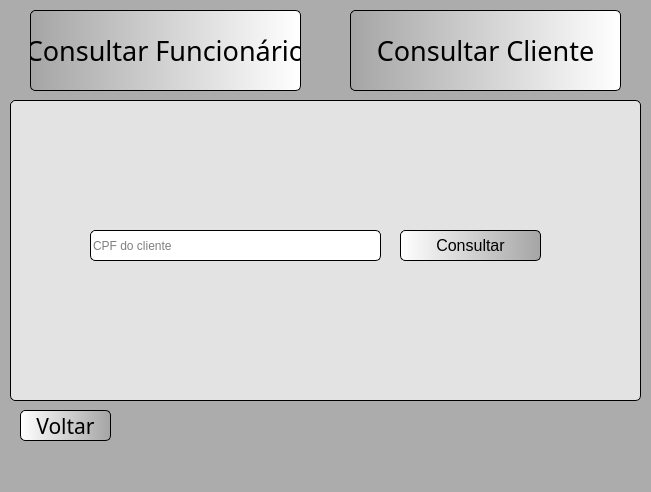
Qt form telaConsultaUsuario.ui (MatBorges/LoCar) before a commit.
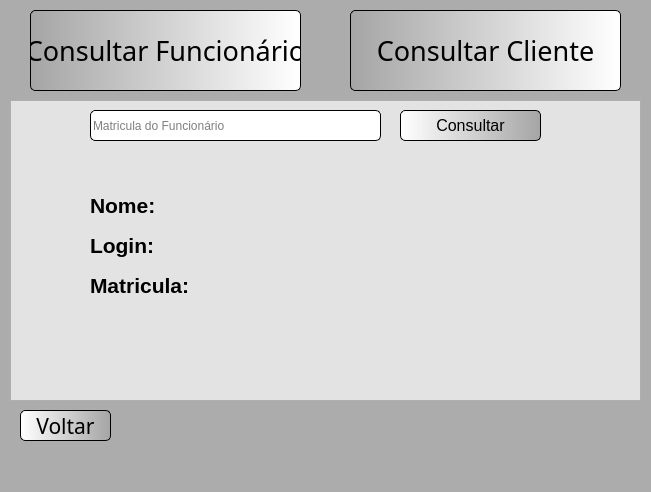
The same form after that commit. Icons and pictures are not drawn.

Commit message: Consulta Funcionário OK

```diff
--- a/telaConsultaUsuario.ui
+++ b/telaConsultaUsuario.ui
@@ -153,10 +153,7 @@
     </property>
     <property name="styleSheet">
      <string notr="true">background-color: rgb(227, 227, 227);
-border-radius: 5px;
-border-style: outset;
-border-width: 1px;
-border-color: black;</string>
+</string>
     </property>
     <property name="frameShape">
      <enum>QFrame::StyledPanel</enum>
@@ -164,17 +161,21 @@
     <property name="frameShadow">
      <enum>QFrame::Raised</enum>
     </property>
-    <widget class="QLineEdit" name="texBoxCPF">
+    <widget class="QLineEdit" name="tbCPF">
      <property name="geometry">
       <rect>
        <x>80</x>
-       <y>130</y>
+       <y>10</y>
        <width>291</width>
        <height>31</height>
       </rect>
      </property>
      <property name="styleSheet">
-      <string notr="true">background-color: rgb(255, 255, 255);</string>
+      <string notr="true">background-color: rgb(255, 255, 255);
+border-radius: 5px;
+border-style: outset;
+border-width: 1px;
+border-color: black;</string>
      </property>
      <property name="placeholderText">
       <string>CPF do cliente</string>
@@ -184,7 +185,7 @@
      <property name="geometry">
       <rect>
        <x>390</x>
-       <y>130</y>
+       <y>10</y>
        <width>141</width>
        <height>31</height>
       </rect>
@@ -234,11 +235,11 @@
     <property name="frameShadow">
      <enum>QFrame::Raised</enum>
     </property>
-    <widget class="QLineEdit" name="texBoxMatricula">
+    <widget class="QLineEdit" name="tbMatricula">
      <property name="geometry">
       <rect>
        <x>80</x>
-       <y>136</y>
+       <y>10</y>
        <width>291</width>
        <height>31</height>
       </rect>
@@ -258,7 +259,7 @@
      <property name="geometry">
       <rect>
        <x>390</x>
-       <y>136</y>
+       <y>10</y>
        <width>141</width>
        <height>31</height>
       </rect>
@@ -288,13 +289,133 @@
       <string>Consultar</string>
      </property>
     </widget>
+    <widget class="QLabel" name="tagNomeFunc">
+     <property name="geometry">
+      <rect>
+       <x>80</x>
+       <y>90</y>
+       <width>71</width>
+       <height>31</height>
+      </rect>
+     </property>
+     <property name="font">
+      <font>
+       <pointsize>16</pointsize>
+       <weight>75</weight>
+       <bold>true</bold>
+      </font>
+     </property>
+     <property name="text">
+      <string>Nome:</string>
+     </property>
+    </widget>
+    <widget class="QLabel" name="tagLoginFunc">
+     <property name="geometry">
+      <rect>
+       <x>80</x>
+       <y>130</y>
+       <width>71</width>
+       <height>31</height>
+      </rect>
+     </property>
+     <property name="font">
+      <font>
+       <pointsize>16</pointsize>
+       <weight>75</weight>
+       <bold>true</bold>
+      </font>
+     </property>
+     <property name="text">
+      <string>Login:</string>
+     </property>
+    </widget>
+    <widget class="QLabel" name="tagMatriculaFunc">
+     <property name="geometry">
+      <rect>
+       <x>80</x>
+       <y>170</y>
+       <width>111</width>
+       <height>31</height>
+      </rect>
+     </property>
+     <property name="font">
+      <font>
+       <pointsize>16</pointsize>
+       <weight>75</weight>
+       <bold>true</bold>
+      </font>
+     </property>
+     <property name="text">
+      <string>Matricula:</string>
+     </property>
+    </widget>
+    <widget class="QLabel" name="labelNomeFunc">
+     <property name="geometry">
+      <rect>
+       <x>160</x>
+       <y>90</y>
+       <width>371</width>
+       <height>31</height>
+      </rect>
+     </property>
+     <property name="font">
+      <font>
+       <pointsize>16</pointsize>
+       <weight>50</weight>
+       <bold>false</bold>
+      </font>
+     </property>
+     <property name="text">
+      <string/>
+     </property>
+    </widget>
+    <widget class="QLabel" name="labelLoginFunc">
+     <property name="geometry">
+      <rect>
+       <x>160</x>
+       <y>130</y>
+       <width>131</width>
+       <height>31</height>
+      </rect>
+     </property>
+     <property name="font">
+      <font>
+       <pointsize>16</pointsize>
+       <weight>50</weight>
+       <bold>false</bold>
+      </font>
+     </property>
+     <property name="text">
+      <string/>
+     </property>
+    </widget>
+    <widget class="QLabel" name="labelMatriculaFunc">
+     <property name="geometry">
+      <rect>
+       <x>200</x>
+       <y>170</y>
+       <width>151</width>
+       <height>31</height>
+      </rect>
+     </property>
+     <property name="font">
+      <font>
+       <pointsize>16</pointsize>
+       <weight>50</weight>
+       <bold>false</bold>
+      </font>
+     </property>
+     <property name="text">
+      <string/>
+     </property>
+    </widget>
    </widget>
    <zorder>logoLoCarPequeno</zorder>
    <zorder>btConFuncionario</zorder>
    <zorder>btVoltar</zorder>
    <zorder>btConCliente</zorder>
-   <zorder>frameConFuncionario</zorder>
    <zorder>frameConCliente</zorder>
+   <zorder>frameConFuncionario</zorder>
   </widget>
   <widget class="QMenuBar" name="menubar">
    <property name="geometry">
```
The commit also changes 1 other file.
